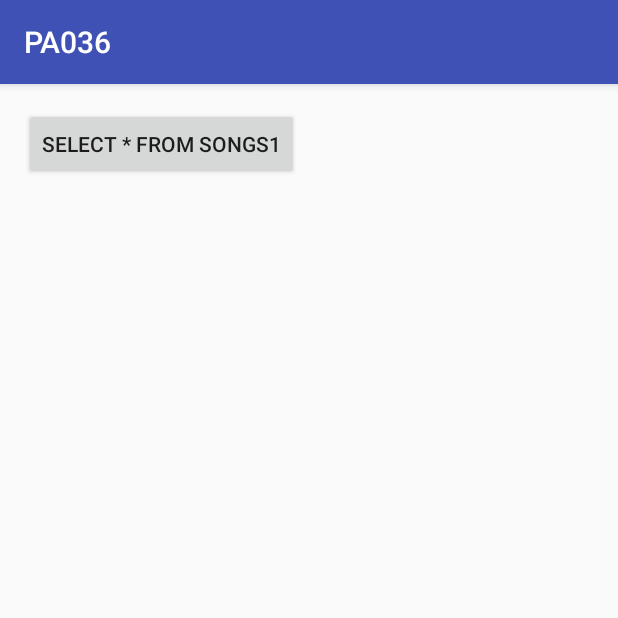
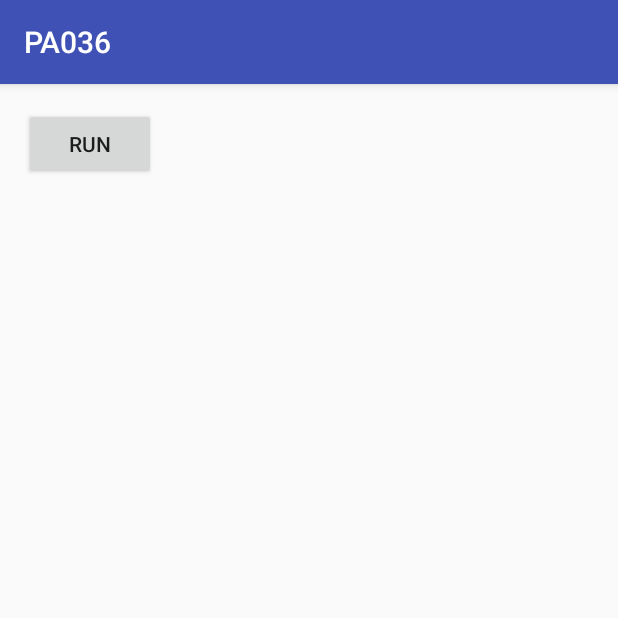
Before and after one commit to MartinMatko/PA036-DB-project, an Android app: the screen it shows after launch (MainActivity), on a phone screen of 412 x 824 dp, the top half of it. Run offline under Robolectric (Android 15) with nearby library versions, the phone set to English and light mode, and no system bars.

Commit message:
basic skeleton of app with integrated db.

```diff
--- a/app/src/main/java/sqlite/pa036/DBHelper.java
+++ b/app/src/main/java/sqlite/pa036/DBHelper.java
@@ -1,165 +1,118 @@
 package sqlite.pa036;
 
 /**
- * Created by Martin on 25-Mar-17.
+ * Created by Jakub on 29-Mar-17.
  */
-import java.util.Date;
-import java.util.ArrayList;
-import android.content.ContentValues;
 import android.content.Context;
-import android.database.Cursor;
-import android.database.DatabaseUtils;
+import android.database.SQLException;
+import android.database.sqlite.SQLiteDatabase;
 import android.database.sqlite.SQLiteOpenHelper;
-import android.database.sqlite.SQLiteDatabase;
 
-public class DBHelper extends SQLiteOpenHelper {
+import java.io.FileOutputStream;
+import java.io.IOException;
+import java.io.InputStream;
+import java.io.OutputStream;
 
-    public static final String DATABASE_NAME = "songsDB.db";
+public abstract class DBHelper extends SQLiteOpenHelper {
 
-    public static final String SONGS1_TABLE_NAME = "songs1";
-    public static final String SONGS2_TABLE_NAME = "songs2";
-    public static final String SONGS3_TABLE_NAME = "songs3";
+    private static final String DATABASE_PATH = "/data/data/sqlite.pa036/databases/";
+    protected final String myDbName;
+    protected SQLiteDatabase myDataBase;
+    protected final Context myContext;
 
-    public static final String SONGS_COLUMN_ID = "id";
-    public static final String SONGS_COLUMN_NAME = "name";
-    public static final String SONGS_COLUMN_AUTHOR = "author";
-    public static final String SONGS_COLUMN_TEXT = "text_of_song";
-    public static final String SONGS_COLUMN_DATE_ADDED = "date";
-    public static final String SONGS_COLUMN_DATE_LENGTH = "length";
+    protected DBHelper(Context context, String dbName) {
 
-    public static final String COLUMNS_WITH_CONSTRAINTS =
-            "(id INTEGER PRIMARY KEY, name TEXT NOT NULL UNIQUE, author TEXT NOT NULL, text_of_song TEXT NOT NULL, date INTEGER, length REAL)";
+        super(context, dbName, null, 1);
+        this.myContext = context;
+        this.myDbName = dbName;
+        this.myDataBase = null;
 
+        try{
+            createDataBase();
+        }
+        catch (IOException ioe){
+            throw new Error("Unable to create database");
+        }
 
-    public DBHelper(Context context) {
-        super(context, DATABASE_NAME , null, 1);
+        try{
+            openDataBase();
+        }
+        catch(SQLException sqle){
+            throw sqle;
+        }
+    }
+
+    private void createDataBase() throws IOException {
+
+        this.getReadableDatabase();
+        try{
+            copyDataBase();
+        }
+        catch (IOException e){
+            throw new Error("Error copying database");
+        }
+    }
+
+    private void copyDataBase() throws IOException{
+
+        InputStream myInput = myContext.getAssets().open(myDbName);
+        String outFileName = DATABASE_PATH + myDbName;
+        OutputStream myOutput = new FileOutputStream(outFileName);
+
+        byte[] buffer = new byte[1024];
+        int length;
+        while ((length = myInput.read(buffer))>0){
+            myOutput.write(buffer, 0, length);
+        }
+
+        myOutput.flush();
+        myOutput.close();
+        myInput.close();
+
+    }
+
+    private void openDataBase() throws SQLException {
+
+        String myPath = DATABASE_PATH + myDbName;
+        myDataBase = SQLiteDatabase.openDatabase(myPath, null, SQLiteDatabase.OPEN_READWRITE);
+
     }
 
     @Override
-    public void onCreate(SQLiteDatabase db) {
-        db.execSQL("CREATE TABLE songs1 " + COLUMNS_WITH_CONSTRAINTS);
-        db.execSQL("CREATE TABLE songs2 " + COLUMNS_WITH_CONSTRAINTS);
-        db.execSQL("CREATE TABLE songs3 " + COLUMNS_WITH_CONSTRAINTS);
+    public synchronized void close() {
+
+        if(myDataBase != null)
+            myDataBase.close();
+
+        super.close();
+
     }
 
     @Override
-    public void onUpgrade(SQLiteDatabase db, int oldVersion, int newVersion) {
-        db.execSQL("DROP TABLE IF EXISTS songs1");
-        db.execSQL("DROP TABLE IF EXISTS songs2");
-        db.execSQL("DROP TABLE IF EXISTS songs3");
-        onCreate(db);
+    public void onCreate(SQLiteDatabase sqLiteDatabase) {
+
     }
 
-    public boolean insertSong(Song song, String table) {
-        SQLiteDatabase db = this.getWritableDatabase();
-        ContentValues contentValues = songToContentValues(song);
-        db.insert(table, null, contentValues);
-        return true;
+    @Override
+    public void onUpgrade(SQLiteDatabase sqLiteDatabase, int i, int i1) {
+
     }
 
-    public Song getSongByName(String name, String table) {
-        Cursor cursor = null;
-        Song song = new Song();
-        SQLiteDatabase db = this.getReadableDatabase();
-        try {
-            cursor = db.rawQuery("SELECT * FROM " + table +" WHERE name=?", new String[] {name});
-            if(cursor.getCount() > 0) {
-                cursor.moveToFirst();
-                song = cursorToSong(cursor);
-            }
-            return song;
-        }finally {
-            cursor.close();
+    private void cleanUp(){
+
+        if(myDataBase != null) {
+            myContext.deleteDatabase(myDbName);
+            myDataBase = null;
         }
+
     }
 
-    public boolean updateSong(Song song, String table) {
-        SQLiteDatabase db = this.getWritableDatabase();
-        ContentValues contentValues = songToContentValues(song);
-        db.update(table, contentValues, "name = ? ", new String[] { song.getNameOfSong() } );
-        return true;
+    protected void runTests(){
+        Tests();
+        close();
+        cleanUp();
     }
 
-    public Integer deleteSong(String name, String table) {
-        SQLiteDatabase db = this.getWritableDatabase();
-        return db.delete(table,
-                "name = ? ",
-                new String[] { name });
-    }
+    protected abstract void Tests();
 
-    public ArrayList<Song> getAllSongs(String table) {
-        ArrayList<Song> array_list = new ArrayList<>();
-        SQLiteDatabase db = this.getReadableDatabase();
-        long diff = System.currentTimeMillis();
-        Cursor cursor =  db.rawQuery( "select * from " + table, null );
-        diff = System.currentTimeMillis() - diff;
-        System.out.println(diff);
-        cursor.moveToFirst();
-
-        while(cursor.isAfterLast() == false){
-            array_list.add(cursorToSong(cursor));
-            cursor.moveToNext();
-        }
-        return array_list;
-    }
-
-    public Song cursorToSong(Cursor cursor){
-        Song song = new Song();
-        song.setDateAdded(new Date(cursor.getLong(cursor.getColumnIndex("date"))));
-        song.setLength(cursor.getDouble(cursor.getColumnIndex("length")));
-        song.setNameOfAuthor(cursor.getString(cursor.getColumnIndex("author")));
-        song.setNameOfSong(cursor.getString(cursor.getColumnIndex("name")));
-        song.setTextOfSong(cursor.getString(cursor.getColumnIndex("text_of_song")));
-        return song;
-    }
-
-    public ContentValues songToContentValues(Song song){
-        ContentValues contentValues = new ContentValues();
-        contentValues.put("name", song.getNameOfSong());
-        contentValues.put("author", song.getNameOfAuthor());
-        contentValues.put("text_of_song", song.getTextOfSong());
-        contentValues.put("date", song.getDateAdded().getTime());
-        contentValues.put("length", song.getLength());
-        return contentValues;
-    }
-
-    public void populateDB(){
-        Song song = new Song();
-        song.setNameOfSong("Iná žena");
-        song.setNameOfAuthor("Conchita Wurst");
-        song.setLength(5.1d);
-        song.setDateAdded(new Date(System.currentTimeMillis()));
-        song.setTextOfSong("Byť denne inou to ja viem\n" +
-                "Chlapskému srdcu rozumiem\n" +
-                "Zvečera krásna zrána tiež\n" +
-                "Veď ty to vieš\n" +
-                "\n" +
-                "Mať krásku z televízií\n" +
-                "Je túžbou tvojich vízií\n" +
-                "Máš mňa tak čo viac chceš\n" +
-                "Lepšiu už nenájdeš\n" +
-                "\n" +
-                "Refr:\n" +
-                "Každý deň je zo mňa iná žena\n" +
-                "Večer hravá ráno opustená\n" +
-                "Každý deň mi dávaj to čo treba\n" +
-                "Stačí mi aj malý kúsok z teba.\n" +
-                "\n" +
-                "Každý deň je zo mňa iná žena\n" +
-                "Večer DIVA ráno unavená\n" +
-                "Každý deň mi dávaj kúsok z teba\n" +
-                "Každý deň mi hovor chcem len teba.\n" +
-                "\n" +
-                "Každá je štíhla okatá\n" +
-                "Kto tvoje túžby poráta\n" +
-                "Ako ich získať to ty vieš\n" +
-                "Rád šancu chceš\n" +
-                "\n" +
-                "Ja som však inou každý deň\n" +
-                "Preskočím lacný ženský tieň\n" +
-                "Nájsť takú lásku teraz smieš\n" +
-                "Som inou ženou tiež\n" +
-                "\n");
-        insertSong(song, "songs1");
-    }
 }
--- a/app/src/main/java/sqlite/pa036/MainActivity.java
+++ b/app/src/main/java/sqlite/pa036/MainActivity.java
@@ -1,32 +1,64 @@
 package sqlite.pa036;
 
+import android.database.SQLException;
 import android.support.v7.app.AppCompatActivity;
 import android.os.Bundle;
 import android.view.View;
 import android.widget.TextView;
 
+import java.io.IOException;
 import java.lang.reflect.Array;
 import java.util.ArrayList;
 
 public class MainActivity extends AppCompatActivity {
 
-    int number = 1;
-    DBHelper dbHelper = new DBHelper(this);
+    DBHelper db;
     @Override
     protected void onCreate(Bundle savedInstanceState) {
         super.onCreate(savedInstanceState);
         setContentView(R.layout.activity_main);
-        dbHelper.populateDB();
     }
 
-    public void selectAllSongs1(View view){
-        TextView numberView = (TextView) findViewById(R.id.numberView);
-        try {
-            ArrayList<Song> allSongs = dbHelper.getAllSongs("songs1");
-            numberView.setText(allSongs.toString());
-        }
-        catch (Exception ex){
-            ex.printStackTrace();
-        }
+    public void Run(View view){
+
+        // Tu odkomentujte testy ktore chcete spustit a potom v jednotlivych triedach implementujte metodu Tests(). Jednotlive triedy su podtriedami dbHelper a lisia sa akurat implementaciou metody Tests().
+        // V konstruktore sa predava kontext a nazov databazy ktoru chcete pouzit cize db100.db, db10000.db alebo db1000000.db.
+        // Konstruktor vasej triedy zavola konstruktor dbHelper ktory otvori databazu z assets a nacitaju ju do systemoveho uloziska.
+        // RunTests() potom spusti vasu implemntaciu metody Tests() a po jej dokonceni uzavrie spojenie s databazou a zmaze databazu zo systemoveho uloziska takze pri opakovanych testoch sa vam vzdy nahra rovnaka nezmenena databaza.
+        // Databaza sa otvara ako readwrite cize sa da aj citat aj zapisovat, na pristup mozete pouzit myDataBase, meno databazy je pristupne cez myDbName a kontext cez myContext.
+
+        /*
+        db = new Indexes(this, "db100.db");
+        db.runTests();
+        db = new Indexes(this, "db10000.db");
+        db.runTests();
+        db = new Indexes(this, "db1000000.db");
+        db.runTests();
+
+        db = new Storage(this, "db100.db");
+        db.runTests();
+        db = new Storage(this, "db10000.db");
+        db.runTests();
+        db = new Storage(this, "db1000000.db");
+        db.runTests();
+
+        db = new ProsCons(this, "db100.db");
+        db.runTests();
+        db = new ProsCons(this, "db10000.db");
+        db.runTests();
+        db = new ProsCons(this, "db1000000.db");
+        db.runTests();
+
+        db = new Paralelization(this, "db100.db");
+        db.runTests();
+        db = new Paralelization(this, "db10000.db");
+        db.runTests();
+        db = new Paralelization(this, "db1000000.db");
+        db.runTests();
+        */
+
+
+
+
     }
 }
--- a/app/src/main/res/layout/activity_main.xml
+++ b/app/src/main/res/layout/activity_main.xml
@@ -11,14 +11,14 @@
     tools:context="sqlite.pa036.MainActivity">
 
     <Button
-        android:text="SELECT * FROM songs1"
+        android:text="Run"
         android:layout_width="wrap_content"
         android:layout_height="wrap_content"
         android:layout_alignParentLeft="true"
         android:layout_alignParentStart="true"
         android:id="@+id/button"
         android:layout_alignParentTop="true"
-        android:onClick="selectAllSongs1" />
+        android:onClick="Run" />
 
     <ScrollView
         android:layout_width="match_parent"
```
Also changed, not shown: app/src/main/java/sqlite/pa036/Indexes.java (added, +93 -0 lines), app/src/main/java/sqlite/pa036/Paralelization.java (added, +25 -0 lines), app/src/main/java/sqlite/pa036/ProsCons.java (added, +19 -0 lines), app/src/main/java/sqlite/pa036/Storage.java (added, +19 -0 lines), app/src/main/assets/db100.db (added), app/src/main/assets/db10000.db (added), 1 other file.
